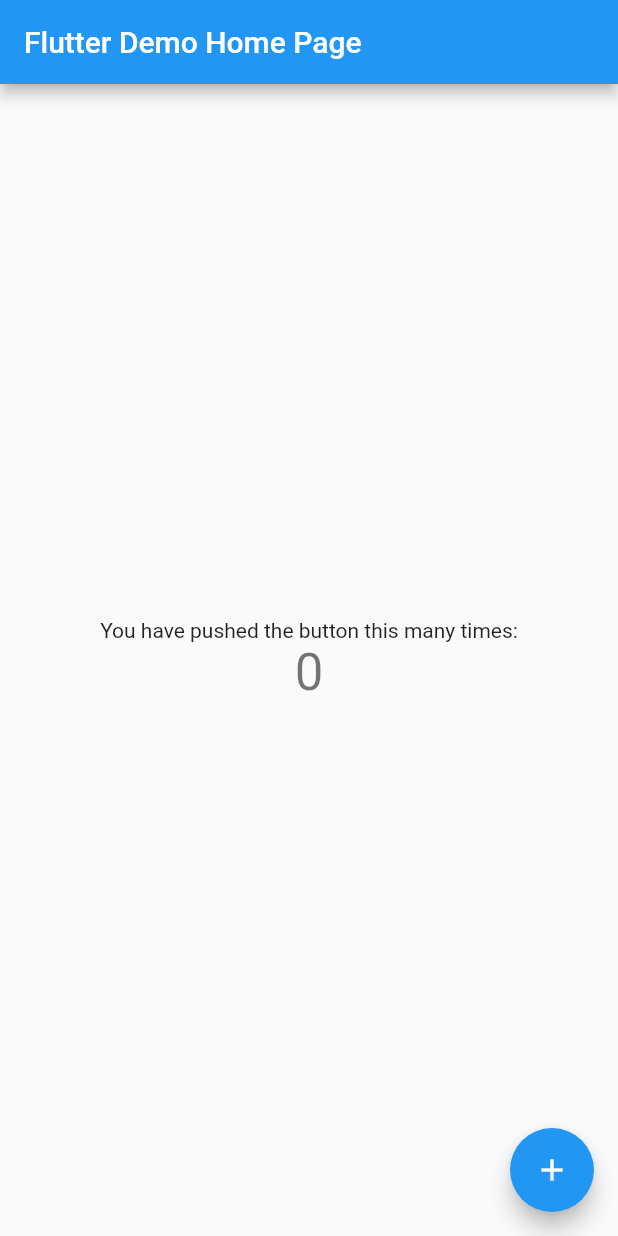
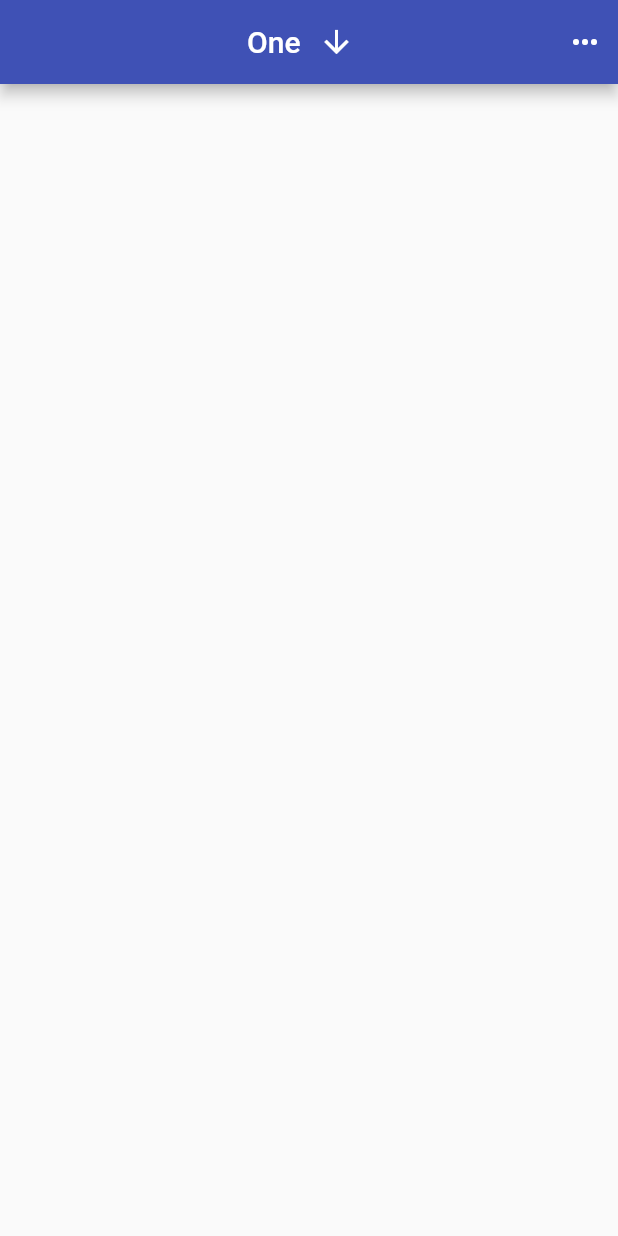
Before and after one commit to christochow/got-space, a Flutter app: the screen it shows after launch, on a phone screen of 412 x 824 dp. Run offline on Flutter 3.47's test engine with Material 2 defaults, Android fonts, the phone set to English and light mode, and no system bars.

Commit message:
added drop down in app bar and removed boiler plate code

```diff
--- a/client/lib/main.dart
+++ b/client/lib/main.dart
@@ -9,16 +9,7 @@ class MyApp extends StatelessWidget {
     return MaterialApp(
       title: 'Flutter Demo',
       theme: ThemeData(
-        // This is the theme of your application.
-        //
-        // Try running your application with "flutter run". You'll see the
-        // application has a blue toolbar. Then, without quitting the app, try
-        // changing the primarySwatch below to Colors.green and then invoke
-        // "hot reload" (press "r" in the console where you ran "flutter run",
-        // or simply save your changes to "hot reload" in a Flutter IDE).
-        // Notice that the counter didn't reset back to zero; the application
-        // is not restarted.
-        primarySwatch: Colors.blue,
+        primarySwatch: Colors.indigo,
       ),
       home: MyHomePage(title: 'Flutter Demo Home Page'),
     );
@@ -28,15 +19,6 @@ class MyApp extends StatelessWidget {
 class MyHomePage extends StatefulWidget {
   MyHomePage({Key key, this.title}) : super(key: key);
 
-  // This widget is the home page of your application. It is stateful, meaning
-  // that it has a State object (defined below) that contains fields that affect
-  // how it looks.
-
-  // This class is the configuration for the state. It holds the values (in this
-  // case the title) provided by the parent (in this case the App widget) and
-  // used by the build method of the State. Fields in a Widget subclass are
-  // always marked "final".
-
   final String title;
 
   @override
@@ -44,68 +26,87 @@ class MyHomePage extends StatefulWidget {
 }
 
 class _MyHomePageState extends State<MyHomePage> {
-  int _counter = 0;
+  bool expand = false;
+  String val='One';
 
-  void _incrementCounter() {
-    setState(() {
-      // This call to setState tells the Flutter framework that something has
-      // changed in this State, which causes it to rerun the build method below
-      // so that the display can reflect the updated values. If we changed
-      // _counter without calling setState(), then the build method would not be
-      // called again, and so nothing would appear to happen.
-      _counter++;
-    });
-  }
+  Widget dropDown() => Column(
+        children: <String>['One', 'Two', 'Free', 'Four']
+            .map<Container>((String value) {
+          return Container(
+            child: FlatButton(
+              child: Center(
+                child: Text(
+                  value,
+                  style: TextStyle(color: Colors.white, fontSize: 17),
+                ),
+              ),
+              onPressed: () {
+                setState(() {
+                  val = value;
+                  expand = false;
+                });
+              },
+            ),
+            decoration: BoxDecoration(color: Colors.indigo),
+          );
+        }).toList(),
+      );
 
   @override
   Widget build(BuildContext context) {
-    // This method is rerun every time setState is called, for instance as done
-    // by the _incrementCounter method above.
-    //
-    // The Flutter framework has been optimized to make rerunning build methods
-    // fast, so that you can just rebuild anything that needs updating rather
-    // than having to individually change instances of widgets.
     return Scaffold(
       appBar: AppBar(
-        // Here we take the value from the MyHomePage object that was created by
-        // the App.build method, and use it to set our appbar title.
-        title: Text(widget.title),
-      ),
-      body: Center(
-        // Center is a layout widget. It takes a single child and positions it
-        // in the middle of the parent.
-        child: Column(
-          // Column is also a layout widget. It takes a list of children and
-          // arranges them vertically. By default, it sizes itself to fit its
-          // children horizontally, and tries to be as tall as its parent.
-          //
-          // Invoke "debug painting" (press "p" in the console, choose the
-          // "Toggle Debug Paint" action from the Flutter Inspector in Android
-          // Studio, or the "Toggle Debug Paint" command in Visual Studio Code)
-          // to see the wireframe for each widget.
-          //
-          // Column has various properties to control how it sizes itself and
-          // how it positions its children. Here we use mainAxisAlignment to
-          // center the children vertically; the main axis here is the vertical
-          // axis because Columns are vertical (the cross axis would be
-          // horizontal).
+        centerTitle: true,
+        title: Padding(
+            padding: EdgeInsets.only(left:35),
+            child: Row(
           mainAxisAlignment: MainAxisAlignment.center,
           children: <Widget>[
-            Text(
-              'You have pushed the button this many times:',
+            Text(val),
+            IconButton(
+              icon: Icon(
+                expand ? Icons.arrow_upward : Icons.arrow_downward,
+                color: Colors.white,
+              ),
+              onPressed: () {
+                setState(() {
+                  expand = !expand;
+                });
+              },
+            )
+          ],
+        )),
+        actions: <Widget>[
+          PopupMenuButton(
+            child: Padding(
+              child: Icon(Icons.more_horiz),
+              padding: EdgeInsets.only(right: 10),
             ),
-            Text(
-              '$_counter',
-              style: Theme.of(context).textTheme.display1,
+            itemBuilder: (BuildContext context) {
+              return [
+                PopupMenuItem(
+                  child: Text("Change Default School"),
+                )
+              ];
+            },
+          )
+        ],
+      ),
+      body: Column(
+        children: <Widget>[
+          Visibility(
+            child: dropDown(),
+            visible: expand,
+          ),
+          Center(
+            child: Column(
+              mainAxisAlignment: MainAxisAlignment.center,
+              children: <Widget>[
+              ],
             ),
-          ],
-        ),
-      ),
-      floatingActionButton: FloatingActionButton(
-        onPressed: _incrementCounter,
-        tooltip: 'Increment',
-        child: Icon(Icons.add),
-      ), // This trailing comma makes auto-formatting nicer for build methods.
+          )
+        ],
+      )
     );
   }
 }
```
